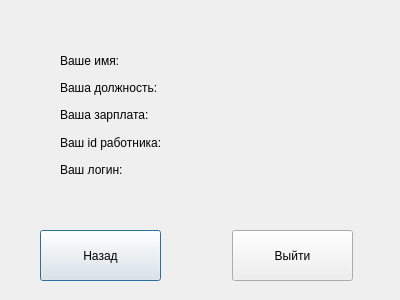
Edeotena/bd_4rd_sem_course_work, file src/project/userprofile.ui: the form before one commit.
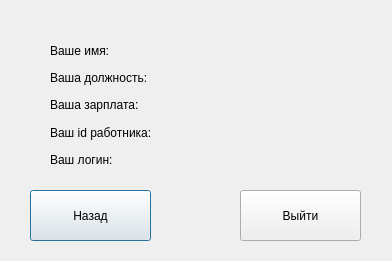
The form after the commit.

The edit to the form file:
```diff
--- a/src/project/userprofile.ui
+++ b/src/project/userprofile.ui
@@ -6,8 +6,8 @@
    <rect>
     <x>0</x>
     <y>0</y>
-    <width>400</width>
-    <height>300</height>
+    <width>392</width>
+    <height>261</height>
    </rect>
   </property>
   <property name="windowTitle">
@@ -16,8 +16,8 @@
   <widget class="QPushButton" name="pushButton">
    <property name="geometry">
     <rect>
-     <x>40</x>
-     <y>230</y>
+     <x>30</x>
+     <y>190</y>
      <width>121</width>
      <height>51</height>
     </rect>
@@ -29,8 +29,8 @@
   <widget class="QPushButton" name="pushButton_2">
    <property name="geometry">
     <rect>
-     <x>232</x>
-     <y>230</y>
+     <x>240</x>
+     <y>190</y>
      <width>121</width>
      <height>51</height>
     </rect>
@@ -39,11 +39,11 @@
     <string>Выйти</string>
    </property>
   </widget>
-  <widget class="QWidget" name="">
+  <widget class="QWidget" name="layoutWidget">
    <property name="geometry">
     <rect>
-     <x>60</x>
-     <y>50</y>
+     <x>50</x>
+     <y>40</y>
      <width>129</width>
      <height>130</height>
     </rect>
@@ -86,11 +86,11 @@
     </item>
    </layout>
   </widget>
-  <widget class="QWidget" name="">
+  <widget class="QWidget" name="layoutWidget">
    <property name="geometry">
     <rect>
-     <x>190</x>
-     <y>50</y>
+     <x>180</x>
+     <y>40</y>
      <width>151</width>
      <height>130</height>
     </rect>
```
